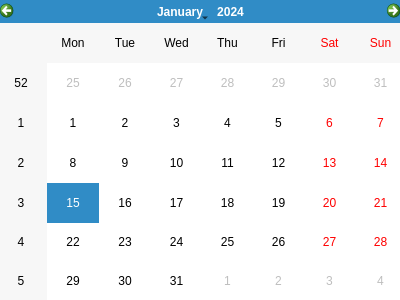
The window that When2Meet/mainwindow.ui (blacksharkie/SE_Meeting_Project) describes before a commit, drawn with Qt 5.
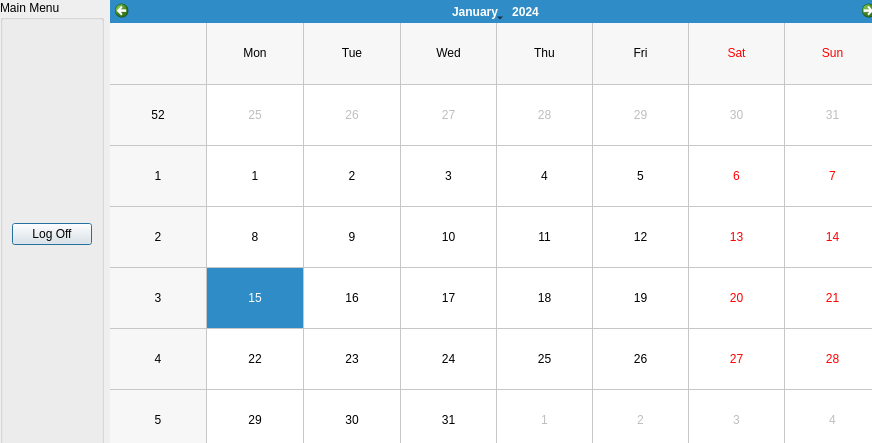
The same window after the commit.

Patch:
```diff
--- a/When2Meet/mainwindow.ui
+++ b/When2Meet/mainwindow.ui
@@ -6,22 +6,59 @@
    <rect>
     <x>0</x>
     <y>0</y>
-    <width>400</width>
-    <height>300</height>
+    <width>872</width>
+    <height>443</height>
    </rect>
   </property>
   <property name="windowTitle">
    <string>Dialog</string>
   </property>
-  <widget class="QCalendarWidget" name="calendarWidget">
+  <widget class="QWidget" name="">
    <property name="geometry">
     <rect>
-     <x>-5</x>
+     <x>0</x>
      <y>0</y>
-     <width>411</width>
-     <height>301</height>
+     <width>881</width>
+     <height>451</height>
     </rect>
    </property>
+   <layout class="QHBoxLayout" name="horizontalLayout">
+    <property name="sizeConstraint">
+     <enum>QLayout::SetMinAndMaxSize</enum>
+    </property>
+    <item>
+     <widget class="QGroupBox" name="groupBox">
+      <property name="title">
+       <string>Main Menu</string>
+      </property>
+      <layout class="QVBoxLayout" name="verticalLayout">
+       <item>
+        <widget class="QPushButton" name="pushButtonLogOff">
+         <property name="text">
+          <string>Log Off</string>
+         </property>
+        </widget>
+       </item>
+      </layout>
+     </widget>
+    </item>
+    <item>
+     <widget class="QCalendarWidget" name="calendarWidget">
+      <property name="sizePolicy">
+       <sizepolicy hsizetype="MinimumExpanding" vsizetype="Expanding">
+        <horstretch>0</horstretch>
+        <verstretch>0</verstretch>
+       </sizepolicy>
+      </property>
+      <property name="mouseTracking">
+       <bool>true</bool>
+      </property>
+      <property name="gridVisible">
+       <bool>true</bool>
+      </property>
+     </widget>
+    </item>
+   </layout>
   </widget>
  </widget>
  <resources/>
```
